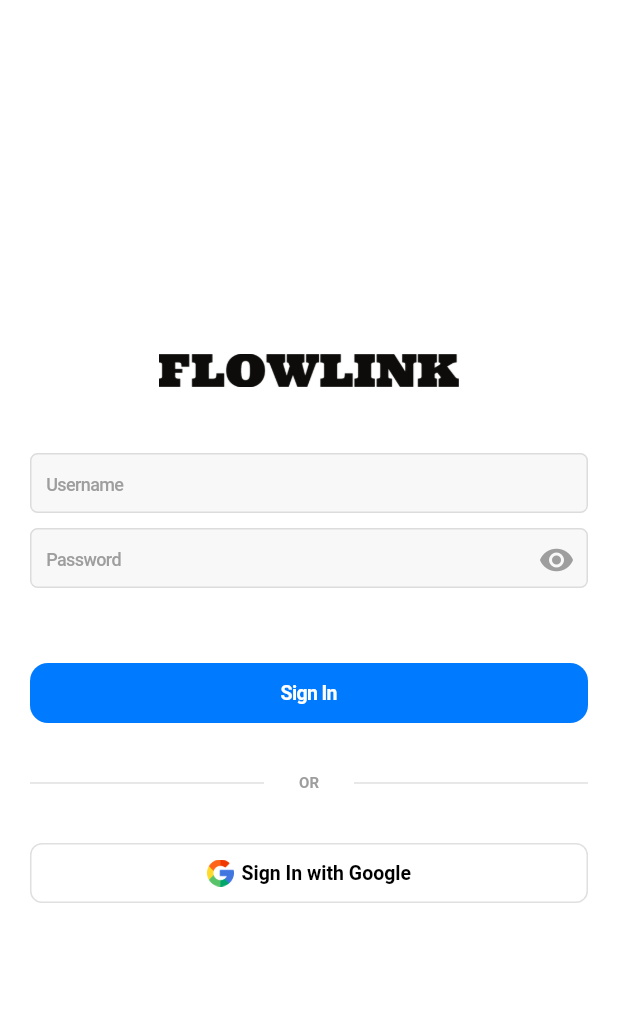
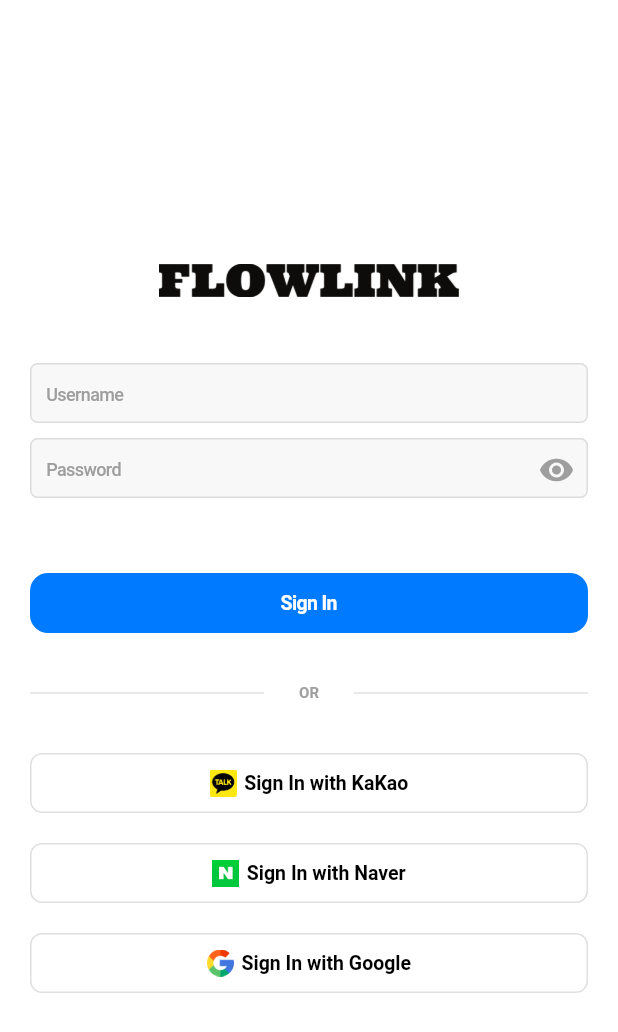
Before and after one commit to 2023-Summer-MadCamp-KP/FlowLink, a Flutter app: the screen it shows after launch, on a phone screen of 412 x 824 dp. Shown: the top 1032 px of the screen. Run offline on Flutter 3.47's test engine with Material 2 defaults, Android fonts, the phone set to English and light mode, and no system bars.

Commit message:
Add: Kakao signin button

```diff
--- a/flow_camp_app/lib/pages/sign_in_page.dart
+++ b/flow_camp_app/lib/pages/sign_in_page.dart
@@ -241,6 +241,96 @@ class _SignInPageState extends State<SignInPage> {
                                 width: 18,
                                 height: 18,
                                 child:
+                                    Image.asset("assets/images/kakao_icon.png"),
+                              ),
+                              const SizedBox(
+                                width: 5,
+                                height: double.infinity,
+                              ),
+                              const Text(
+                                "Sign In with KaKao",
+                                style: TextStyle(
+                                    fontSize: 13,
+                                    fontWeight: FontWeight.bold,
+                                    color: Colors.black),
+                              ),
+                            ],
+                          ),
+                          onPressed: () {
+                            print("dd");
+                            Navigator.push(
+                              context,
+                              MaterialPageRoute(
+                                  builder: (context) => TabNavigationPage()),
+                            );
+                          }),
+                    ),
+                    const SizedBox(
+                      width: double.infinity,
+                      height: 20,
+                    ),
+                    SizedBox(
+                      width: double.infinity,
+                      height: 40,
+                      child: OutlinedButton(
+                          style: OutlinedButton.styleFrom(
+                              splashFactory: NoSplash.splashFactory,
+                              padding: const EdgeInsets.all(0),
+                              shape: const RoundedRectangleBorder(
+                                  borderRadius:
+                                      BorderRadius.all(Radius.circular(8)))),
+                          child: Row(
+                            mainAxisAlignment: MainAxisAlignment.center,
+                            children: [
+                              SizedBox(
+                                width: 18,
+                                height: 18,
+                                child:
+                                    Image.asset("assets/images/naver_icon.png"),
+                              ),
+                              const SizedBox(
+                                width: 5,
+                                height: double.infinity,
+                              ),
+                              const Text(
+                                "Sign In with Naver",
+                                style: TextStyle(
+                                    fontSize: 13,
+                                    fontWeight: FontWeight.bold,
+                                    color: Colors.black),
+                              ),
+                            ],
+                          ),
+                          onPressed: () {
+                            print("dd");
+                            Navigator.push(
+                              context,
+                              MaterialPageRoute(
+                                  builder: (context) => TabNavigationPage()),
+                            );
+                          }),
+                    ),
+                    const SizedBox(
+                      width: double.infinity,
+                      height: 20,
+                    ),
+                    SizedBox(
+                      width: double.infinity,
+                      height: 40,
+                      child: OutlinedButton(
+                          style: OutlinedButton.styleFrom(
+                              splashFactory: NoSplash.splashFactory,
+                              padding: const EdgeInsets.all(0),
+                              shape: const RoundedRectangleBorder(
+                                  borderRadius:
+                                      BorderRadius.all(Radius.circular(8)))),
+                          child: Row(
+                            mainAxisAlignment: MainAxisAlignment.center,
+                            children: [
+                              SizedBox(
+                                width: 18,
+                                height: 18,
+                                child:
                                     Image.asset("assets/images/googleIcon.png"),
                               ),
                               const SizedBox(
```
Also changed, not shown: flow_camp_app/pubspec.yaml (+7 -0 lines), flow_camp_app/assets/images/kakao_icon.png (added), flow_camp_app/assets/images/naver_icon.png (added), flow_camp_app/pubspec.lock, 7 other files.
